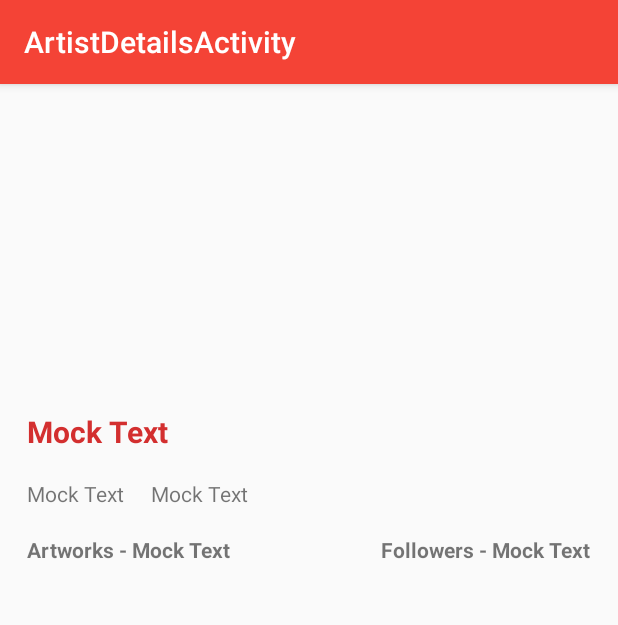
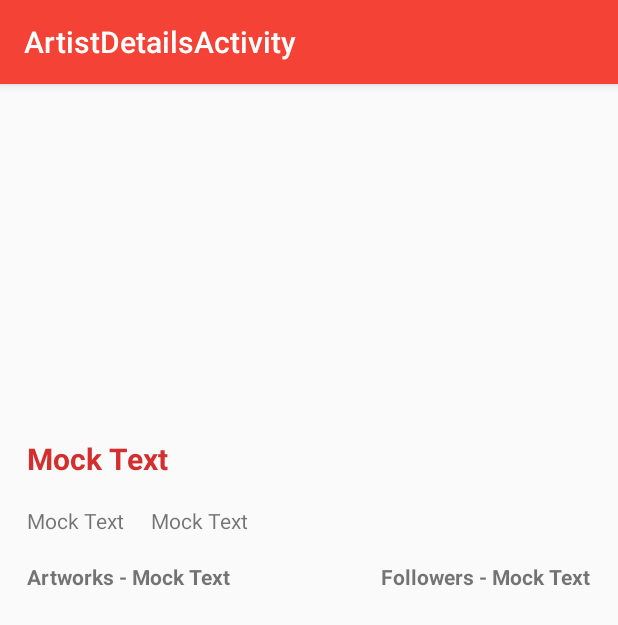
Before and after one commit to FrancoRivera/Crescendo, an Android app: the ArtistDetailActivity screen opened directly, with no data from a screen before it, on a phone screen of 412 x 824 dp. Shown: the top 625 px of the screen. Run offline under Robolectric (Android 15) with nearby library versions, the phone set to English and light mode, and no system bars; libraries missing offline, so code that uses them is left out: com.androidnetworking, com.androidnetworking.widget; plain views replace ANImageView; 11 statements that could not run were skipped.

Commit message:
artist detail

```diff
--- a/CrescendoApp/app/src/main/java/com/forkd/crescendo/models/User.java
+++ b/CrescendoApp/app/src/main/java/com/forkd/crescendo/models/User.java
@@ -25,7 +25,7 @@ public class User {
     private int age;
     private String id;
 
-    public User(String name, String email, String avatar, String location, String district, String musicRole, String musicGenre, String followerCount, ArrayList<Artwork> artworks, int age, String id) {
+    public User(String name, String email, String avatar, String location, String district, String musicRole, String musicGenre, String followerCount, int age, String id) {
         this.name = name;
         this.email = email;
         this.avatar = avatar;
@@ -34,7 +34,6 @@ public class User {
         this.musicRole = musicRole;
         this.musicGenre = musicGenre;
         this.followerCount = followerCount;
-        this.artworks = artworks;
         this.age = age;
         this.id = id;
     }
@@ -153,7 +152,6 @@ public class User {
         bundle.putString("followerCount",getFollowerCount());
         bundle.putInt("age",getAge());
         bundle.putString("_id",getId());
-        bundle.putParcelableArrayList("artworks",getArtworks());
         return bundle;
     }
     public static class Builder {
@@ -191,7 +189,6 @@ public class User {
                     bundle.getString("musicRole"),
                     bundle.getString("musicGenre"),
                     bundle.getString("followerCount"),
-                    Artwork.Builder.from(bundle.getBundle("artworks")).buildAll(),
                     bundle.getInt("age"),
                     bundle.getString("_id")));
         }
@@ -207,7 +204,6 @@ public class User {
                         jsonUser.getString("musicRole"),
                         jsonUser.getString("musicGenre"),
                         jsonUser.getString("followerCount"),
-                        Artwork.Builder.from(jsonUser.getJSONArray("artworks")).buildAll(),
                         jsonUser.getInt("age"),
                         jsonUser.getString("_id")));
             } catch (JSONException e) {
--- a/CrescendoApp/app/src/main/java/com/forkd/crescendo/viewcontrollers/activities/ArtistDetailActivity.java
+++ b/CrescendoApp/app/src/main/java/com/forkd/crescendo/viewcontrollers/activities/ArtistDetailActivity.java
@@ -49,6 +49,7 @@ public class ArtistDetailActivity extends AppCompatActivity {
     private void updateViews(final User user) {
         imageUser.setDefaultImageResId(R.mipmap.ic_launcher);
         imageUser.setErrorImageResId(R.mipmap.ic_launcher);
+        imageUser.setImageUrl(user.getAvatar());
 
         textName.setText(user.getName());
         musicRole.setText(user.getMusicRole());
--- a/CrescendoApp/app/src/main/res/drawable/customborder.xml
+++ b/CrescendoApp/app/src/main/res/drawable/customborder.xml
@@ -7,5 +7,5 @@
         android:right="20dp"
         android:top="20dp"
         android:bottom="20dp"/>
-    <solid android:color="#A9BCF5"/>
+    <solid android:color="#FFFFFF"/>
 </shape>
--- a/CrescendoApp/app/src/main/res/layout/content_artist_detail.xml
+++ b/CrescendoApp/app/src/main/res/layout/content_artist_detail.xml
@@ -12,6 +12,7 @@
         android:id="@+id/image_user"
         android:layout_width="match_parent"
         android:layout_height="@dimen/image_big_size"
+        android:layout_marginTop="@dimen/default_margin"
         app:layout_constraintStart_toStartOf="parent"
         app:layout_constraintEnd_toEndOf="parent"
         app:layout_constraintTop_toTopOf="parent"
@@ -85,13 +86,13 @@
         app:layout_constraintEnd_toEndOf="parent"
         android:text="@string/mock_text"
         />
-    <android.support.v7.widget.RecyclerView
-        android:id="@+id/recycler_videos"
-        android:layout_width="match_parent"
-        android:layout_height="wrap_content"
-        android:layout_marginTop="@dimen/default_margin"
-        app:layout_constraintTop_toBottomOf="@id/text_artwoks_count"
-        >
-    </android.support.v7.widget.RecyclerView>
+    <!--<android.support.v7.widget.RecyclerView-->
+        <!--android:id="@+id/recycler_videos"-->
+        <!--android:layout_width="match_parent"-->
+        <!--android:layout_height="wrap_content"-->
+        <!--android:layout_marginTop="@dimen/default_margin"-->
+        <!--app:layout_constraintTop_toBottomOf="@id/text_artwoks_count"-->
+        <!--&gt;-->
+    <!--</android.support.v7.widget.RecyclerView>-->
 
 </android.support.constraint.ConstraintLayout>
```
Also changed, not shown: CrescendoApp/app/src/main/java/com/forkd/crescendo/viewcontrollers/adapters/UsersAdapter.java (+15 -0 lines).
